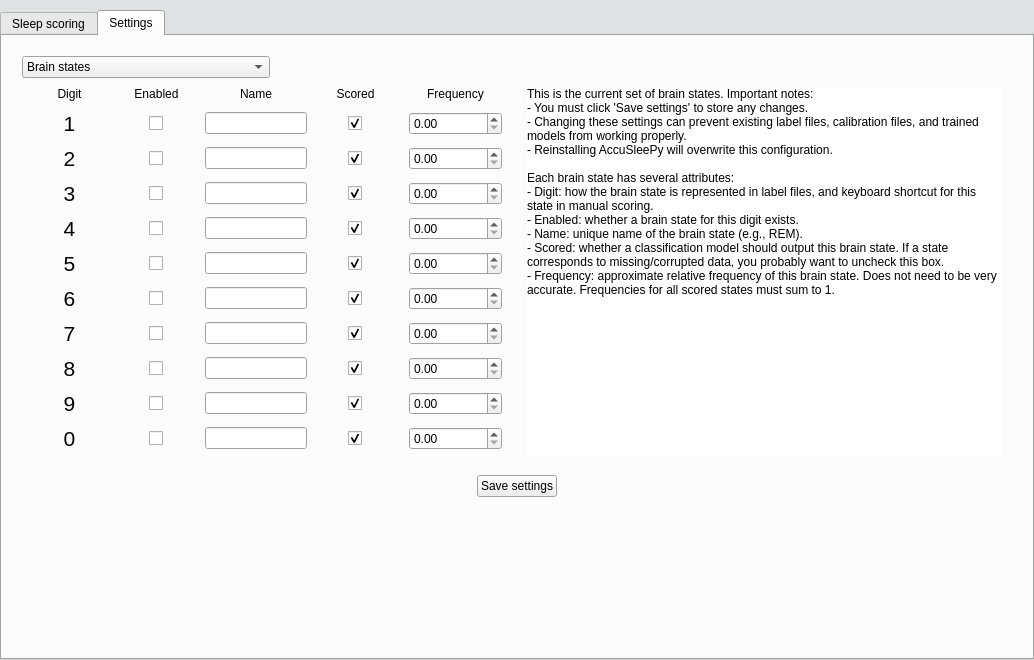
The window that accusleepy/gui/primary_window.ui (zekebarger/AccuSleePy) describes before a commit, drawn with Qt 5.
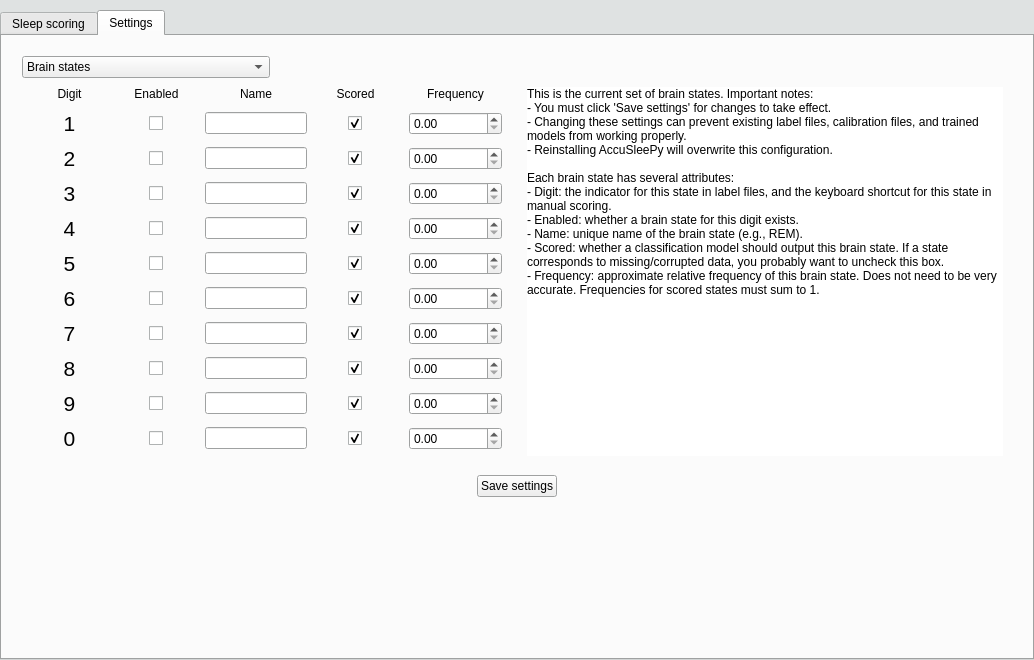
The same window after the commit. The open tabs and pages were chosen to show the change. Icons and pictures are not drawn.

The edit to the form file:
```diff
--- a/accusleepy/gui/primary_window.ui
+++ b/accusleepy/gui/primary_window.ui
@@ -3750,16 +3750,16 @@
                     </property>
                     <property name="text">
                      <string>This is the current set of brain states. Important notes:
-- You must click 'Save settings' to store any changes.
+- You must click 'Save settings' for changes to take effect.
 - Changing these settings can prevent existing label files, calibration files, and trained models from working properly.
 - Reinstalling AccuSleePy will overwrite this configuration.
 
 Each brain state has several attributes:
-- Digit: how the brain state is represented in label files, and keyboard shortcut for this state in manual scoring.
+- Digit: the indicator for this state in label files, and the keyboard shortcut for this state in manual scoring.
 - Enabled: whether a brain state for this digit exists.
 - Name: unique name of the brain state (e.g., REM).
-- Scored: whether a classification model should output this brain state. If a state  corresponds to missing/corrupted data, you probably want to uncheck this box.
-- Frequency: approximate relative frequency of this brain state. Does not need to be very accurate. Frequencies for all scored states must sum to 1.</string>
+- Scored: whether a classification model should output this brain state. If a state corresponds to missing/corrupted data, you probably want to uncheck this box.
+- Frequency: approximate relative frequency of this brain state. Does not need to be very accurate. Frequencies for scored states must sum to 1.</string>
                     </property>
                     <property name="textFormat">
                      <enum>Qt::TextFormat::MarkdownText</enum>
```
Left out of the diff: 6 changed lines with no effect on the pictures.
